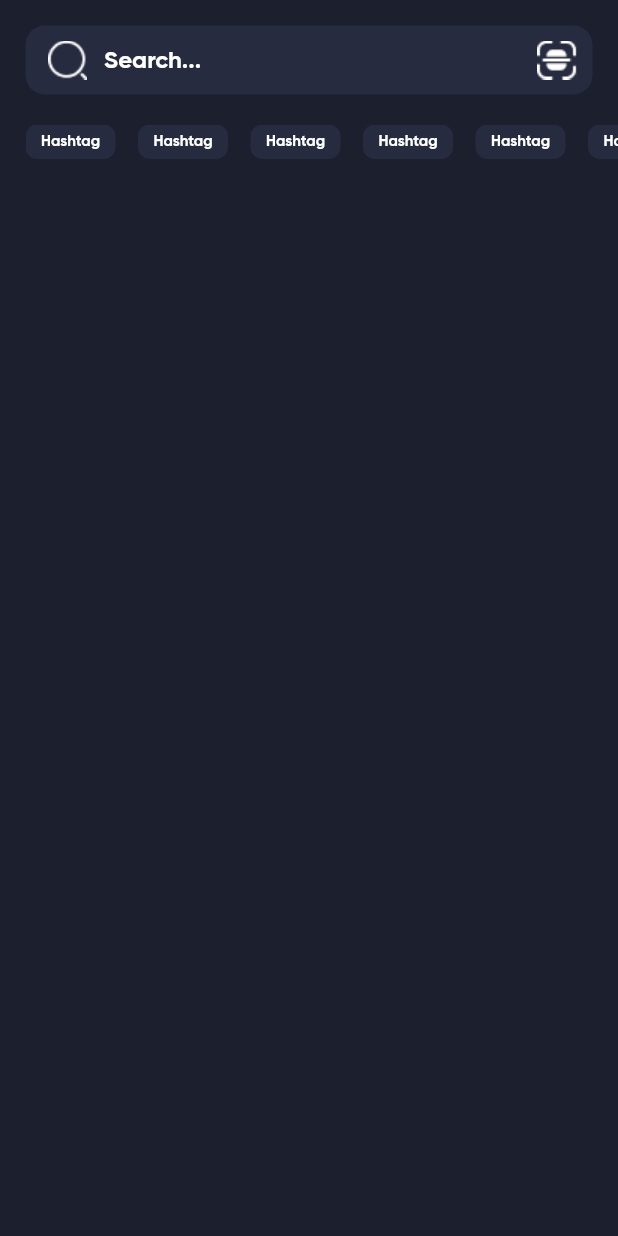
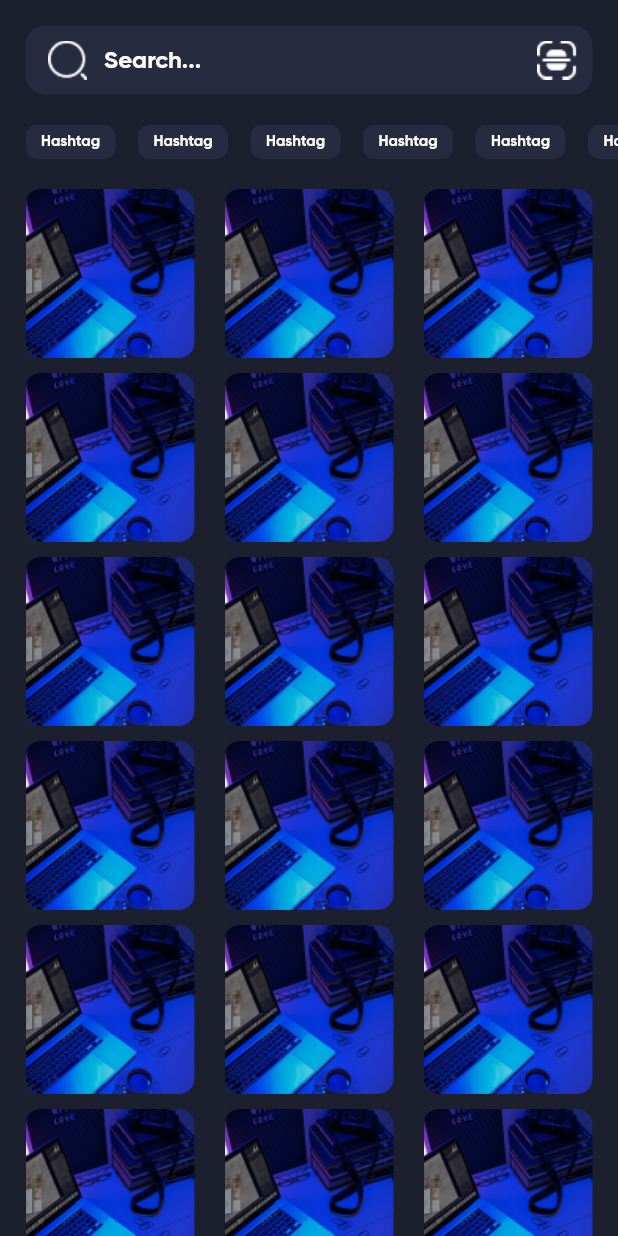
Before and after one commit to Alits23/instagram_clone, a Flutter app: the screen it shows after launch, on a phone screen of 412 x 824 dp. Run offline on Flutter 3.47's test engine with Material 2 defaults, Android fonts, the phone set to English and light mode, and no system bars; our stand-ins replace dotted_border.

Commit message:
sliver grid for serch page

```diff
--- a/lib/screens/search_page.dart
+++ b/lib/screens/search_page.dart
@@ -9,11 +9,45 @@ class SearchPage extends StatelessWidget {
     return Scaffold(
       backgroundColor: backgroundColor1,
       body: SafeArea(
-        child: Column(
-          children: [
-            _getSearchBox(),
-            SizedBox(height: 20),
-            _getItemList(),
+        child: CustomScrollView(
+          slivers: [
+            SliverToBoxAdapter(
+              child: Column(
+                children: [
+                  _getSearchBox(),
+                  SizedBox(height: 20),
+                  _getItemList(),
+                  SizedBox(height: 20),
+                ],
+              ),
+            ),
+            SliverPadding(
+              padding: EdgeInsets.symmetric(horizontal: 17),
+              sliver: SliverGrid(
+                delegate: SliverChildBuilderDelegate(
+                  (context, index) {
+                    return Container(
+                      width: 128,
+                      height: 128,
+                      decoration: BoxDecoration(
+                        borderRadius: BorderRadius.all(
+                          Radius.circular(10),
+                        ),
+                        image: DecorationImage(
+                          image: AssetImage('images/Rectangle 33.png'),
+                        ),
+                      ),
+                    );
+                  },
+                  childCount: 26,
+                ),
+                gridDelegate: SliverGridDelegateWithFixedCrossAxisCount(
+                  crossAxisCount: 3,
+                  crossAxisSpacing: 20,
+                  mainAxisSpacing: 10,
+                ),
+              ),
+            )
           ],
         ),
       ),
```
Also changed, not shown: images/Rectangle 33.png (added).
